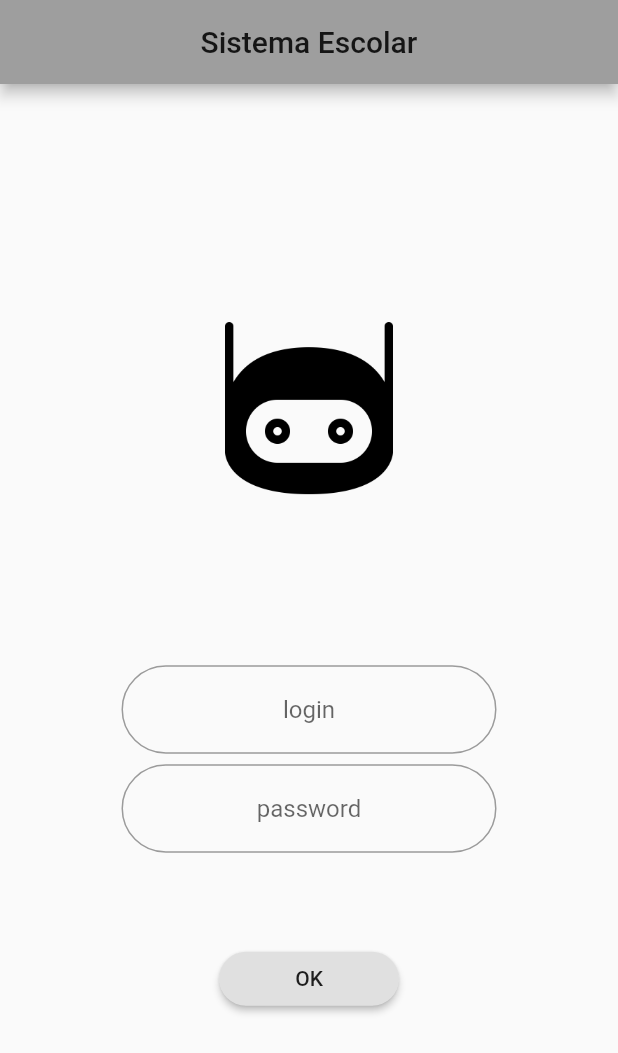
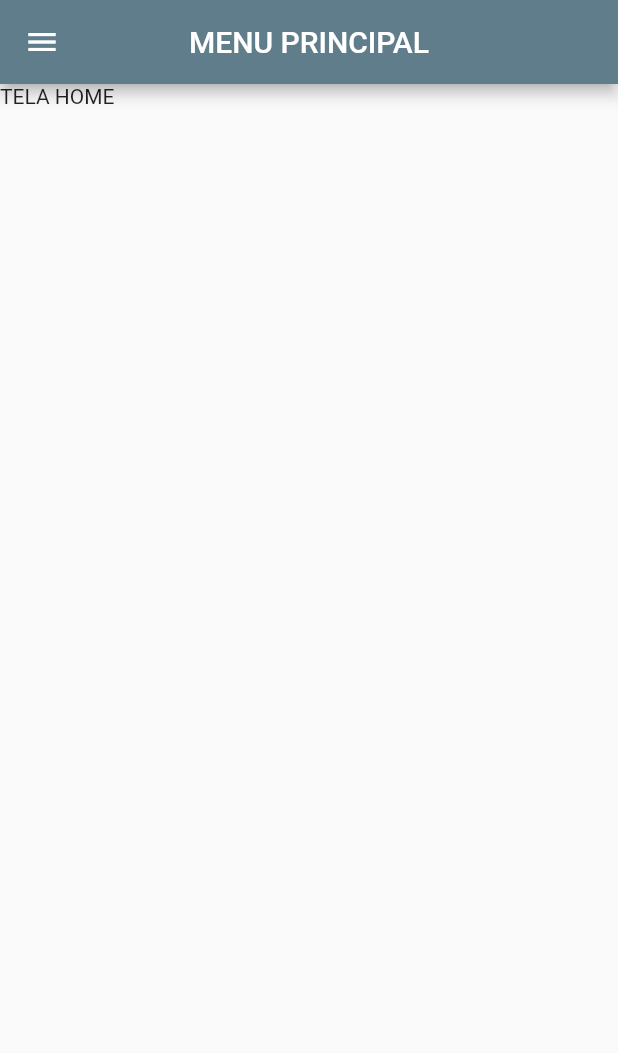
Before and after one commit to marceloarauj/MedicBot, a Flutter app: the screen it shows after launch, after a tap on "OK", on a phone screen of 412 x 824 dp. Shown: the top 1053 px of the screen. Run offline on Flutter 3.47's test engine with Material 2 defaults, Android fonts, the phone set to English and light mode, and no system bars.

Commit message:
ATT2
Adicionado:

-Protótipo Perfil
-Protótipo Chat (Aba tarefas)

```diff
--- a/chatbot_medico/lib/main.dart
+++ b/chatbot_medico/lib/main.dart
@@ -14,7 +14,7 @@ class MyApp extends StatelessWidget {
       debugShowCheckedModeBanner: false,
       title: 'Flutter Demo',
       theme: ThemeData(
-        primarySwatch: Colors.grey,
+        primarySwatch: Colors.blueGrey,
       ),
       home: MyHomePage(title: 'Flutter Demo Home Page'),
     );
@@ -85,6 +85,7 @@ class _MyHomePageState extends State<MyHomePage> {
                         borderRadius: BorderRadius.circular(30.0)),
                   ),
                 )),
+
             Padding(
               padding: EdgeInsets.only(top: 60),
               child: SizedBox(
@@ -92,12 +93,12 @@ class _MyHomePageState extends State<MyHomePage> {
                 child: RaisedButton(
                   onPressed: () async {
                     Usuario user = new Usuario(login.text,password.text);
-                      await user.loginUsuario();
+                      //await user.loginUsuario();
 
-                      if(user.resposta == true){
+                      //if(user.resposta == false){
                         Navigator.push(context,
                           CupertinoPageRoute(builder: (context) => telamenu()));
-                      }
+                      //}
                   },
                   child: Text('OK'),
                   shape: RoundedRectangleBorder(
--- /dev/null
+++ b/chatbot_medico/lib/widgets/fragments/Chat.dart
@@ -0,0 +1,3 @@
+class Chat{
+
+}
--- /dev/null
+++ b/chatbot_medico/lib/widgets/fragments/Chatbot.dart
@@ -0,0 +1,3 @@
+class Chatbot{
+
+}
--- /dev/null
+++ b/chatbot_medico/lib/widgets/fragments/Contatos.dart
@@ -0,0 +1,3 @@
+class Contatos{
+
+}
--- /dev/null
+++ b/chatbot_medico/lib/widgets/fragments/Disciplinas.dart
@@ -0,0 +1,3 @@
+class Disciplinas{
+
+}
--- /dev/null
+++ b/chatbot_medico/lib/widgets/fragments/Home.dart
@@ -0,0 +1,11 @@
+import 'package:flutter/cupertino.dart';
+
+class Home extends StatelessWidget{
+  @override
+  Widget build(BuildContext context) {
+    // TODO: implement build
+    return Text("TELA HOME");
+  }
+
+
+}
--- /dev/null
+++ b/chatbot_medico/lib/widgets/fragments/Tarefas.dart
@@ -0,0 +1,3 @@
+class Tarefas{
+
+}
--- a/chatbot_medico/lib/widgets/telamenu.dart
+++ b/chatbot_medico/lib/widgets/telamenu.dart
@@ -1,43 +1,101 @@
+import 'package:chatbot_medico/widgets/fragments/Mensagens.dart';
 import 'package:flutter/cupertino.dart';
 import 'package:flutter/material.dart';
 
+import 'fragments/Home.dart';
+import 'fragments/Perfil.dart';
+
 class telamenu extends StatelessWidget {
+
+   @override
+  Widget build(BuildContext context) {
+    return new MaterialApp(
+      debugShowCheckedModeBanner: false,
+      title: 'Tela Home',
+      theme: new ThemeData(
+        primarySwatch: Colors.blueGrey,
+      ),
+      home: TelaWidget(),
+    );
+  }
+
+}
+
+class TelaWidget extends StatefulWidget{
+
+  @override
+  _TelaPrincipal createState() => _TelaPrincipal();
+}
+
+class _TelaPrincipal extends State<TelaWidget>{
+
+    int indice = 0;
+
+   getWidget(int i) {
+
+    switch (i) {
+      case 0:
+        return  Home();
+      case 1:
+        return Perfil();
+    }
+  }
+
   @override
   Widget build(BuildContext context) {
-    return Scaffold(
+
+
+      _onSelectItem(int index) {
+        setState(() => indice = index);
+        Navigator.of(context).pop(); // close the drawer
+      }
+
+      return Scaffold(
+
       drawer: Drawer(
         child: ListView(
           children: <Widget>[
             DrawerHeader(
               child: Text(
                 'Opções',
-                style: TextStyle(color: Colors.black, fontSize: 25),
+                style: TextStyle(color: Colors.black, fontSize: 25,fontFamily: "Syndor ITC Book"),
               ),
-              decoration: BoxDecoration(color: Colors.grey[200]),
+              decoration: BoxDecoration(color: Colors.grey[400]),
+            ),
+            ListTile(
+              leading: Icon(Icons.home),
+              title: Text('Início'),
+              onTap: () => _onSelectItem(0),
             ),
             ListTile(
               leading: Icon(Icons.people),
               title: Text('Perfil'),
+              onTap: () => _onSelectItem(1)
             ),
             ListTile(
               leading: Icon(Icons.queue),
               title: Text('Tarefa'),
+              onTap: (){Navigator.push(context,CupertinoPageRoute(builder:(context)=> Mensagens()));}
             ),
             ListTile(
               leading: Icon(Icons.message),
               title: Text('Mensagens'),
+              onTap: (){}
             ),
             ListTile(
               leading: Icon(Icons.business),
               title: Text('Chatbot'),
+              onTap: (){}
             ),
             ListTile(
               leading: Icon(Icons.school),
               title: Text('Disciplinas'),
+              onTap: (){}
             ),
             ListTile(
               leading: Icon(Icons.exit_to_app),
               title: Text('Sair'),
+              onTap: (){}
             ),
 
           ],
@@ -48,7 +106,9 @@ class telamenu extends StatelessWidget {
         centerTitle: true,
         //automaticallyImplyLeading: false,
       ),
-      body: Column(),
+      body: getWidget(indice)
     );
   }
+
+
 }
```
Also changed, not shown: chatbot_medico/lib/widgets/fragments/Mensagens.dart (added, +67 -0 lines), chatbot_medico/lib/widgets/fragments/Perfil.dart (added, +82 -0 lines).
